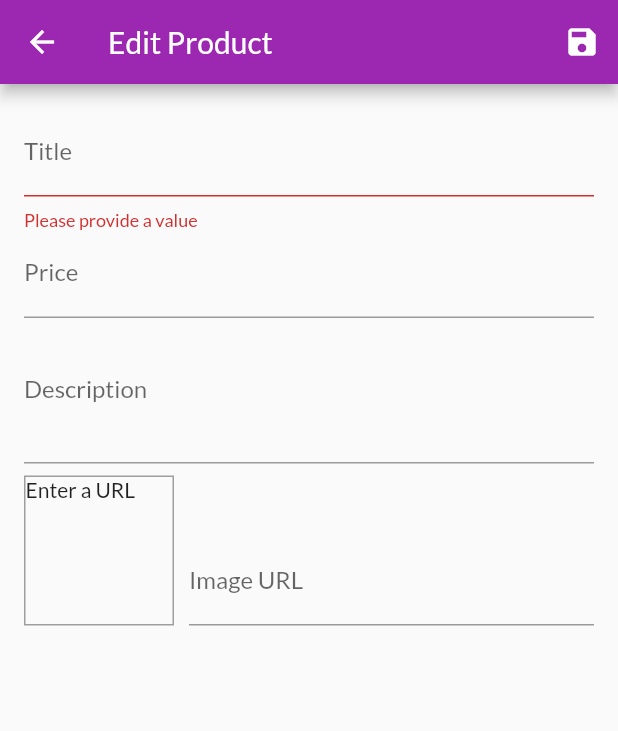
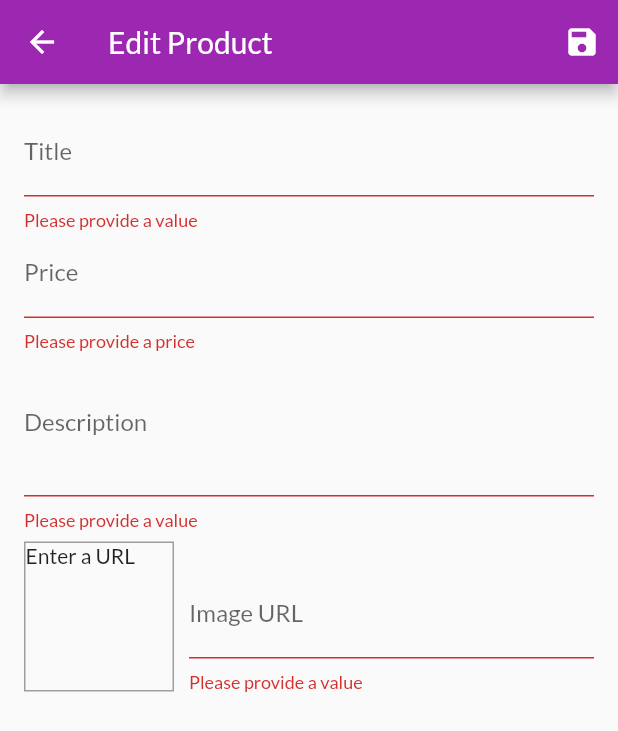
Before and after one commit to dtelleslopez/flutter_shop, a Flutter app: the EditProductScreen screen opened by its route, after a tap on the "save" icon, on a phone screen of 412 x 824 dp. Shown: the top 731 px of the screen. Run offline on Flutter 3.47's test engine with Material 2 defaults, Android fonts, the phone set to English and light mode, and no system bars; network calls fail.

Commit message:
Edit and delete products

```diff
--- a/lib/screens/edit_product_screen.dart
+++ b/lib/screens/edit_product_screen.dart
@@ -1,5 +1,7 @@
 import 'package:flutter/material.dart';
+import 'package:provider/provider.dart';
 import '../providers/product.dart';
+import '../providers/products.dart';
 
 class EditProductScreen extends StatefulWidget {
   static const routeName = '/edit-product';
@@ -19,14 +21,47 @@ class _EditProductScreenState extends State<EditProductScreen> {
   var _editedProduct =
       Product(id: '', title: '', description: '', price: 0, imageUrl: '');
 
+  var _initValues = {'title': '', 'description': '', 'price': ''};
+  var _isInit = true;
+
   @override
   void initState() {
     _imageUrlFocusNode.addListener(_updateImageUrl);
     super.initState();
   }
 
+  @override
+  void didChangeDependencies() {
+    if (_isInit) {
+      final productId = ModalRoute.of(context)!.settings.arguments;
+
+      if (productId != null) {
+        _editedProduct = Provider.of<Products>(context, listen: false)
+            .findById(productId as String);
+
+        _initValues = {
+          'title': _editedProduct.title,
+          'description': _editedProduct.description,
+          'price': _editedProduct.price.toString()
+        };
+
+        _imageUrlController.text = _editedProduct.imageUrl;
+      }
+
+      _isInit = false;
+    }
+
+    super.didChangeDependencies();
+  }
+
   void _updateImageUrl() {
     if (!_imageUrlFocusNode.hasFocus) {
+      if (_imageUrlController.text.isEmpty ||
+          (!_imageUrlController.text.startsWith('http') &&
+              !_imageUrlController.text.startsWith('https'))) {
+        return;
+      }
+
       setState(() {});
     }
   }
@@ -38,7 +73,15 @@ class _EditProductScreenState extends State<EditProductScreen> {
     }
 
     _form.currentState?.save();
-    print(_editedProduct.title);
+
+    if (_editedProduct.id != '') {
+      Provider.of<Products>(context, listen: false)
+          .updateProduct(_editedProduct.id, _editedProduct);
+    } else {
+      Provider.of<Products>(context, listen: false).addProduct(_editedProduct);
+    }
+
+    Navigator.of(context).pop();
   }
 
   @override
@@ -65,6 +108,7 @@ class _EditProductScreenState extends State<EditProductScreen> {
           child: ListView(
             children: [
               TextFormField(
+                initialValue: _initValues['title'],
                 decoration: const InputDecoration(labelText: 'Title'),
                 textInputAction: TextInputAction.next,
                 onFieldSubmitted: (_) {
@@ -82,10 +126,12 @@ class _EditProductScreenState extends State<EditProductScreen> {
                       title: value!,
                       description: _editedProduct.description,
                       price: _editedProduct.price,
-                      imageUrl: _editedProduct.imageUrl);
+                      imageUrl: _editedProduct.imageUrl,
+                      isFavorite: _editedProduct.isFavorite);
                 },
               ),
               TextFormField(
+                initialValue: _initValues['price'],
                 decoration: const InputDecoration(labelText: 'Price'),
                 textInputAction: TextInputAction.next,
                 keyboardType: TextInputType.number,
@@ -93,27 +139,51 @@ class _EditProductScreenState extends State<EditProductScreen> {
                 onFieldSubmitted: (_) {
                   FocusScope.of(context).requestFocus(_descriptionFocusNode);
                 },
+                validator: (value) {
+                  if (value!.isEmpty) {
+                    return 'Please provide a price';
+                  }
+                  if (double.tryParse(value) == null) {
+                    return 'Please provide a valid number';
+                  }
+                  if (double.parse(value) <= 0) {
+                    return 'Please provide a number greater than zero';
+                  }
+                  return null;
+                },
                 onSaved: (value) {
                   _editedProduct = Product(
                       id: _editedProduct.id,
                       title: _editedProduct.title,
                       description: _editedProduct.description,
                       price: double.parse(value!),
-                      imageUrl: _editedProduct.imageUrl);
+                      imageUrl: _editedProduct.imageUrl,
+                      isFavorite: _editedProduct.isFavorite);
                 },
               ),
               TextFormField(
+                initialValue: _initValues['description'],
                 decoration: const InputDecoration(labelText: 'Description'),
                 maxLines: 3,
                 keyboardType: TextInputType.multiline,
                 focusNode: _descriptionFocusNode,
+                validator: (value) {
+                  if (value!.isEmpty) {
+                    return 'Please provide a value';
+                  }
+                  if (value.length < 10) {
+                    return 'Please provide a value at least 10 characters long';
+                  }
+                  return null;
+                },
                 onSaved: (value) {
                   _editedProduct = Product(
                       id: _editedProduct.id,
                       title: _editedProduct.title,
                       description: value!,
                       price: _editedProduct.price,
-                      imageUrl: _editedProduct.imageUrl);
+                      imageUrl: _editedProduct.imageUrl,
+                      isFavorite: _editedProduct.isFavorite);
                 },
               ),
               Row(
@@ -128,7 +198,7 @@ class _EditProductScreenState extends State<EditProductScreen> {
                     child: _imageUrlController.text.isEmpty
                         ? const Text('Enter a URL')
                         : FittedBox(
-                            fit: BoxFit.cover,
+                            fit: BoxFit.contain,
                             child: Image.network(_imageUrlController.text),
                           ),
                   ),
@@ -142,13 +212,24 @@ class _EditProductScreenState extends State<EditProductScreen> {
                       onFieldSubmitted: (_) {
                         _saveForm();
                       },
+                      validator: (value) {
+                        if (value!.isEmpty) {
+                          return 'Please provide a value';
+                        }
+                        if (!value.startsWith('http') &&
+                            !value.startsWith('https')) {
+                          return 'Please provide a valid value';
+                        }
+                        return null;
+                      },
                       onSaved: (value) {
                         _editedProduct = Product(
                             id: _editedProduct.id,
                             title: _editedProduct.title,
                             description: _editedProduct.description,
                             price: _editedProduct.price,
-                            imageUrl: value!);
+                            imageUrl: value!,
+                            isFavorite: _editedProduct.isFavorite);
                       },
                     ),
                   )
--- a/lib/screens/user_products_screen.dart
+++ b/lib/screens/user_products_screen.dart
@@ -31,7 +31,8 @@ class UserProductsScreen extends StatelessWidget {
         child: ListView.builder(
           itemBuilder: (_, i) => Column(
             children: [
-              UserProductItem(products[i].title, products[i].imageUrl),
+              UserProductItem(
+                  products[i].id, products[i].title, products[i].imageUrl),
               const Divider(),
             ],
           ),
```
Also changed, not shown: lib/providers/products.dart (+24 -0 lines), lib/widgets/user_product_item.dart (+10 -4 lines).
